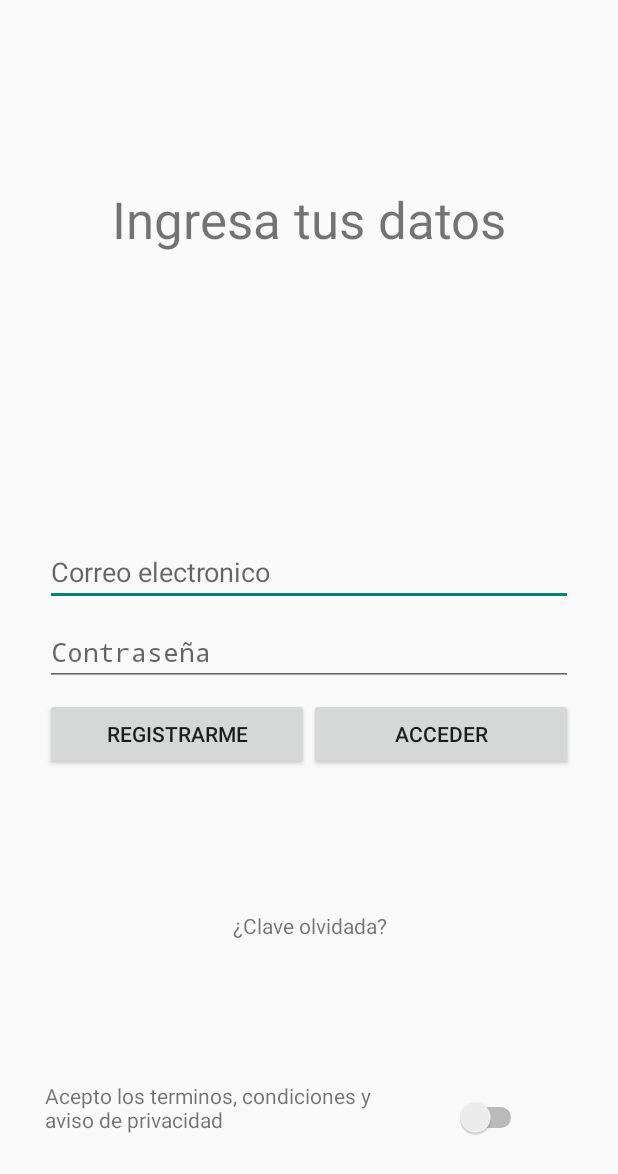
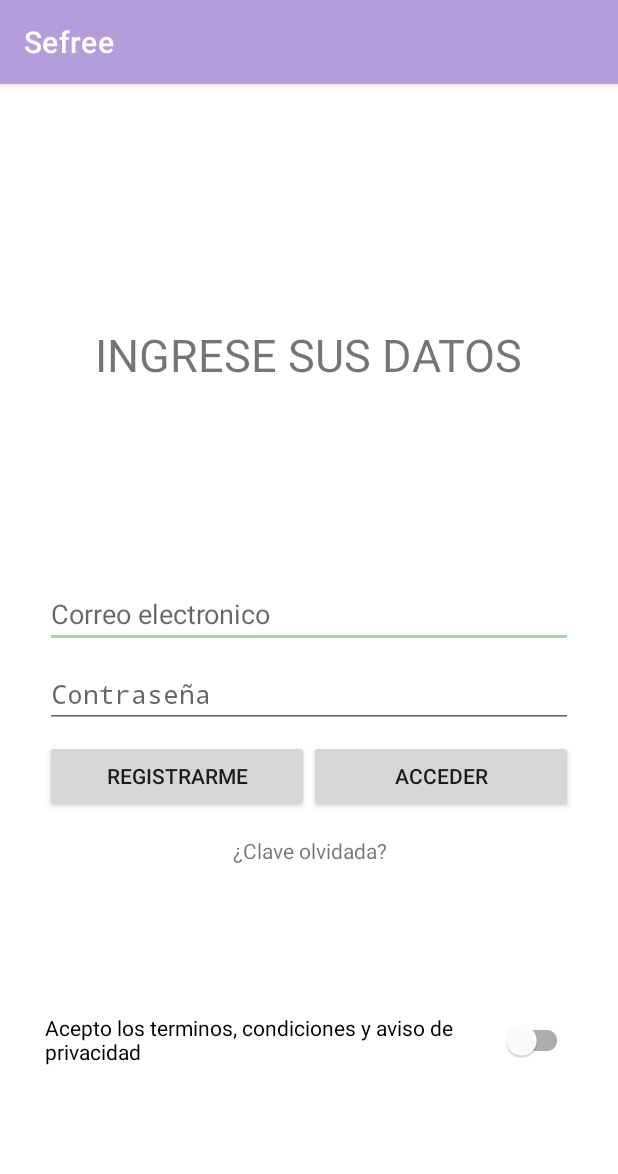
Before and after one commit to RobertoYepez/Sefree, an Android app: the CreacionSefree screen opened directly, with no data from a screen before it, on a phone screen of 412 x 824 dp. Shown: the top 1174 px of the screen. Run offline under Robolectric (Android 15) with nearby library versions, the phone set to English and light mode, and no system bars; our stand-ins replace Firebase (no records; nobody signed in at launch, a user with empty details on screens opened directly).

Commit message:
2do commit

```diff
--- a/app/src/main/AndroidManifest.xml
+++ b/app/src/main/AndroidManifest.xml
@@ -8,7 +8,7 @@
         android:label="@string/app_name"
         android:roundIcon="@mipmap/ic_launcher_round"
         android:supportsRtl="true"
-        android:theme="@style/Theme.Sefree">
+        android:theme="@style/Theme.SeFree">
         <activity
             android:name=".PoliticasYCondiciones"
             android:exported="true" />
@@ -27,7 +27,8 @@
             android:exported="true" />
 
         <activity android:name=".TipodeMovimiento" />
-        <activity android:name=".CreacionSefree" />
+        <activity android:name=".CreacionSefree"
+            android:screenOrientation="portrait"/>
         <activity android:name=".MainActivity">
             <intent-filter>
                 <action android:name="android.intent.action.MAIN" />
--- a/app/src/main/java/com/example/sefree/CreacionSefree.kt
+++ b/app/src/main/java/com/example/sefree/CreacionSefree.kt
@@ -29,7 +29,7 @@ class CreacionSefree : AppCompatActivity() {
         recuperarClave()
         //kjhskdjfhdkjfh
 
-        binding.tvPoliticasycondiones.setOnClickListener{
+        binding.switch2.setOnClickListener{
             val miIntent = Intent(
                 this,PoliticasYCondiciones::class.java)
 
--- a/app/src/main/res/layout/activity_creacion_sefree.xml
+++ b/app/src/main/res/layout/activity_creacion_sefree.xml
@@ -1,4 +1,5 @@
 <?xml version="1.0" encoding="utf-8"?>
+
 <androidx.constraintlayout.widget.ConstraintLayout xmlns:android="http://schemas.android.com/apk/res/android"
     xmlns:app="http://schemas.android.com/apk/res-auto"
     xmlns:tools="http://schemas.android.com/tools"
@@ -9,16 +10,17 @@
 
 
     <TextView
-        android:id="@+id/textView2"
+        android:id="@+id/datoUsuario"
         android:layout_width="wrap_content"
         android:layout_height="wrap_content"
-        android:text="@string/ingresa_tus_datos"
-        android:textSize="34sp"
+        android:text="INGRESE SUS DATOS"
+        android:textSize="30sp"
         app:layout_constraintBottom_toTopOf="@+id/linearLayout"
         app:layout_constraintEnd_toEndOf="parent"
         app:layout_constraintStart_toStartOf="parent"
-        app:layout_constraintTop_toTopOf="parent"
-        app:layout_constraintVertical_bias="0.329" />
+        app:layout_constraintTop_toTopOf="parent" />
+
+
 
     <LinearLayout
         android:id="@+id/linearLayout"
@@ -64,6 +66,8 @@
         android:layout_width="match_parent"
         android:layout_height="wrap_content"
         android:orientation="horizontal"
+        app:layout_constraintEnd_toEndOf="parent"
+        app:layout_constraintStart_toStartOf="parent"
         app:layout_constraintTop_toBottomOf="@+id/linearLayout"
         tools:layout_editor_absoluteX="-4dp">
 
@@ -83,46 +87,30 @@
 
     </LinearLayout>
 
-    <LinearLayout
+    <TextView
+        android:id="@+id/tvRecuperarclave"
         android:layout_width="match_parent"
         android:layout_height="wrap_content"
+        android:layout_marginTop="16dp"
         android:gravity="center_horizontal|center_vertical"
-        android:orientation="vertical"
-        app:layout_constraintBottom_toTopOf="@+id/tvPoliticasycondiones"
+        android:text="¿Clave olvidada?"
         app:layout_constraintEnd_toEndOf="parent"
         app:layout_constraintStart_toStartOf="parent"
-        app:layout_constraintTop_toBottomOf="@+id/linearLayout2">
+        app:layout_constraintTop_toBottomOf="@id/linearLayout2" />
 
-        <TextView
-            android:id="@+id/tvRecuperarclave"
-            android:layout_width="match_parent"
-            android:layout_height="wrap_content"
-            android:gravity="center_horizontal|center_vertical"
-            android:text="¿Clave olvidada?" />
-    </LinearLayout>
 
-    <TextView
-        android:id="@+id/tvPoliticasycondiones"
-        android:layout_width="242dp"
-        android:layout_height="56dp"
-        android:layout_marginTop="32dp"
-        android:text="Acepto los terminos, condiciones y aviso de privacidad"
-        app:layout_constraintBottom_toBottomOf="parent"
-        app:layout_constraintStart_toStartOf="parent"
-        app:layout_constraintTop_toBottomOf="@+id/linearLayout2"
-        app:layout_constraintVertical_bias="0.909"
-        tools:ignore="MissingConstraints" />
-
-    <Switch
+    <com.google.android.material.switchmaterial.SwitchMaterial
         android:id="@+id/switch2"
         android:layout_width="wrap_content"
         android:layout_height="wrap_content"
+        android:layout_marginTop="16dp"
         android:minHeight="48dp"
-
+        android:text="Acepto los terminos, condiciones y aviso de privacidad"
         android:textOff="No"
         android:textOn="Si"
+        app:layout_constraintBottom_toBottomOf="parent"
         app:layout_constraintEnd_toEndOf="parent"
-        app:layout_constraintStart_toEndOf="@+id/tvPoliticasycondiones"
-        app:layout_constraintTop_toTopOf="@+id/tvPoliticasycondiones" />
+        app:layout_constraintStart_toStartOf="parent"
+        app:layout_constraintTop_toBottomOf="@+id/tvRecuperarclave" />
 
 </androidx.constraintlayout.widget.ConstraintLayout>
--- a/app/src/main/res/layout/activity_tipode_movimiento.xml
+++ b/app/src/main/res/layout/activity_tipode_movimiento.xml
@@ -14,7 +14,7 @@
             android:layout_marginTop="96dp"
             android:gravity="center_horizontal|center_vertical"
             android:text="BIENVENIDO A SEFRRE"
-            android:textSize="20sp"
+            android:textSize="30sp"
             app:layout_constraintEnd_toEndOf="parent"
             app:layout_constraintHorizontal_bias="0.0"
             app:layout_constraintStart_toStartOf="parent"
--- a/app/src/main/res/values-night/themes.xml
+++ b/app/src/main/res/values-night/themes.xml
@@ -1,16 +1,17 @@
 <resources xmlns:tools="http://schemas.android.com/tools">
 <!-- Base application theme. -->
-    <style name="Theme.Sefree" parent="Theme.MaterialComponents.DayNight.DarkActionBar">
+<style name="Theme.SeFree" parent="Theme.MaterialComponents.DayNight.DarkActionBar">
     <!-- Primary brand color. -->
-        <item name="colorPrimary">@color/colorPrimary</item>
-        <item name="colorPrimaryVariant">@color/colorPrimaryDark</item>
+    <item name="colorPrimary">@color/purple_light</item>
+    <item name="colorPrimaryVariant">@color/purple</item>
     <item name="colorOnPrimary">@color/black</item>
     <!-- Secondary brand color. -->
-        <item name="colorSecondary">@color/colorAccent</item>
-        <item name="colorSecondaryVariant">@color/colorLimon</item>
+    <item name="colorSecondary">@color/green_light</item>
+    <item name="colorSecondaryVariant">@color/green</item>
     <item name="colorOnSecondary">@color/black</item>
     <!-- Status bar color. -->
     <item name="android:statusBarColor" tools:targetApi="l">?attr/colorPrimaryVariant</item>
     <!-- Customize your theme here. -->
+    <item name="textInputStyle">@style/Widget.MaterialComponents.TextInputLayout.OutlinedBox</item>
 </style>
 </resources>
--- a/app/src/main/res/values/colors.xml
+++ b/app/src/main/res/values/colors.xml
@@ -3,12 +3,15 @@
     <color name="purple_200">#FFBB86FC</color>
     <color name="purple_500">#FF6200EE</color>
     <color name="purple_700">#FF3700B3</color>
-    <color name="colorPrimaryDark">#00796B</color>
-    <color name="colorPrimary">#FF018786</color>
+    <color name="teal_200">#FF03DAC5</color>
+    <color name="teal_700">#FF018786</color>
     <color name="black">#FF000000</color>
     <color name="white">#FFFFFFFF</color>
-    <color name="colorAccent">#689F38</color>
-    <color name="colorLimon">#AFB42B</color>
 
-
+    <color name="purple">#b39ddb</color>
+    <color name="purple_dark">#836fa9</color>
+    <color name="purple_light">#e6ceff</color>
+    <color name="green">#a5d6a7</color>
+    <color name="green_dark">#75a478</color>
+    <color name="green_light">#d7ffd9</color>
 </resources>
--- a/app/src/main/res/values/themes.xml
+++ b/app/src/main/res/values/themes.xml
@@ -1,16 +1,18 @@
 <resources xmlns:tools="http://schemas.android.com/tools">
     <!-- Base application theme. -->
-    <style name="Theme.Sefree" parent="Theme.AppCompat.DayNight.NoActionBar">
+    <style name="Theme.SeFree" parent="Theme.MaterialComponents.DayNight.DarkActionBar">
         <!-- Primary brand color. -->
-        <item name="colorPrimary">@color/colorPrimary</item>
-        <item name="colorPrimaryVariant">@color/colorPrimaryDark</item>
+        <item name="colorPrimary">@color/purple</item>
+        <item name="colorPrimaryVariant">@color/purple_dark</item>
         <item name="colorOnPrimary">@color/white</item>
         <!-- Secondary brand color. -->
-        <item name="colorSecondary">@color/colorAccent</item>
-        <item name="colorSecondaryVariant">@color/colorLimon</item>
+        <item name="colorSecondary">@color/green</item>
+        <item name="colorSecondaryVariant">@color/green_dark</item>
         <item name="colorOnSecondary">@color/black</item>
         <!-- Status bar color. -->
         <item name="android:statusBarColor" tools:targetApi="l">?attr/colorPrimaryVariant</item>
         <!-- Customize your theme here. -->
+        <item name="textInputStyle">@style/Widget.MaterialComponents.TextInputLayout.OutlinedBox</item>
+
     </style>
 </resources>
```
Lines whose indentation alone changed are shown as unchanged.
